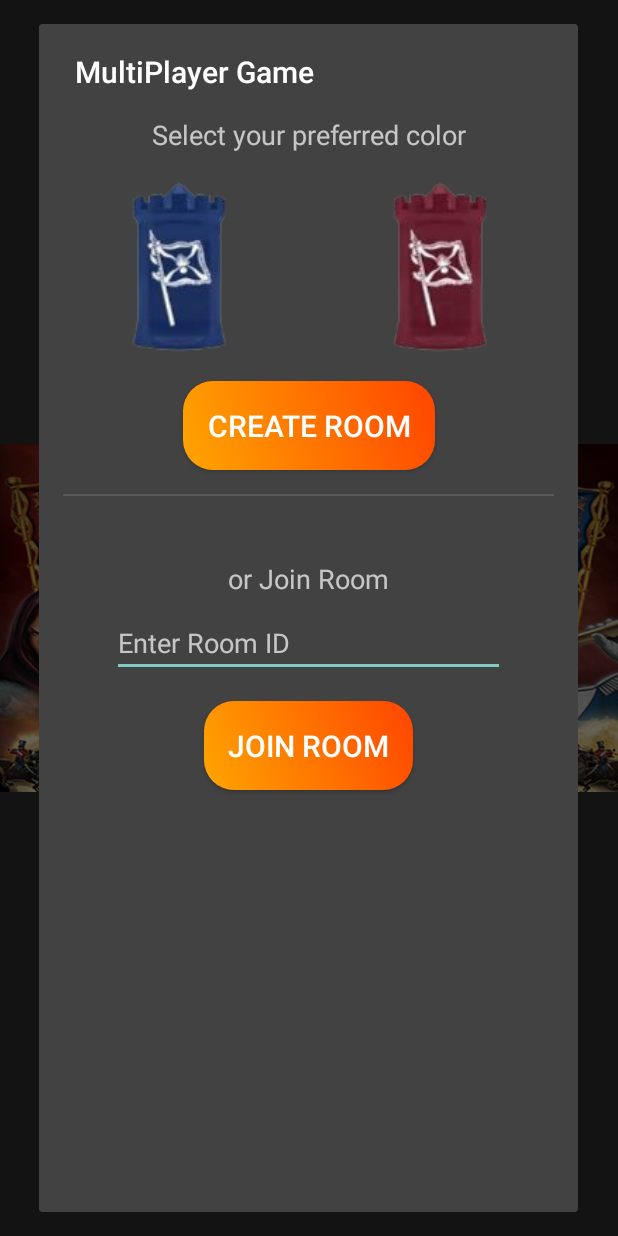
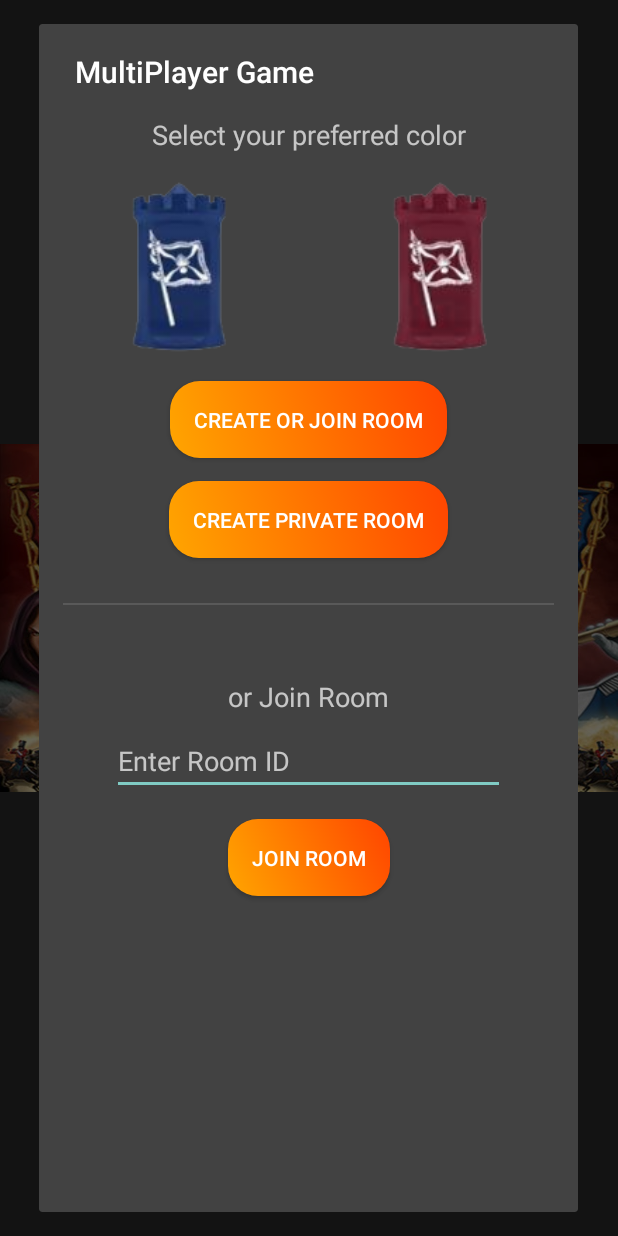
Before and after one commit to ivi333/stratego-android-app, an Android app: the screen it shows after launch (StrategoPortraitActivity), after a tap on "MULTIPLAYER", on a phone screen of 412 x 824 dp. Run offline under Robolectric (Android 15) with nearby library versions, the phone set to English and light mode, and no system bars.

Commit message:
Create private room and join to room by id

```diff
--- a/app/src/main/java/de/arvato/stratego/StrategoConstants.java
+++ b/app/src/main/java/de/arvato/stratego/StrategoConstants.java
@@ -85,10 +85,10 @@ public class StrategoConstants
 	//public static final String ENDPOINT_COLYSEUS = "ws://192.168.1.156:2567";
 
 	// home ip
-	public static final String ENDPOINT_COLYSEUS = "ws://192.168.1.136:2567";
+	//public static final String ENDPOINT_COLYSEUS = "ws://192.168.1.136:2567";
 
 	// olesa ip
-	//public static final String ENDPOINT_COLYSEUS = "ws://192.168.1.64:2567";
+	public static final String ENDPOINT_COLYSEUS = "ws://192.168.1.64:2567";
 
 	public static final String PREFERENCES_NAME = "StrategoPrefs";
 }
--- /dev/null
+++ b/app/src/main/java/de/arvato/stratego/colyseum/interfaces/JoinRoomCallback.java
@@ -0,0 +1,9 @@
+package de.arvato.stratego.colyseum.interfaces;
+
+import de.arvato.stratego.colyseum.GameState;
+import io.colyseus.Room;
+
+public interface JoinRoomCallback {
+    void onSuccess(Room<GameState> room);
+    void onError(Exception e);
+}
--- a/app/src/main/res/layout/dialog_multiplayerplayer_selector.xml
+++ b/app/src/main/res/layout/dialog_multiplayerplayer_selector.xml
@@ -65,11 +65,26 @@
         android:id="@+id/btnCreateRoom"
         android:layout_width="wrap_content"
         android:layout_height="wrap_content"
-        android:text="Create Room"
+        android:text="Create or Join Room"
+        app:layout_constraintStart_toStartOf="parent"
+        app:layout_constraintEnd_toEndOf="parent"
+        app:layout_constraintBottom_toTopOf="@id/btnCreatPrivateeRoom"
+        style="@style/GameButtonStyle"
+        android:textSize="14sp"
+        android:layout_marginBottom="15dp"
+        android:layout_marginTop="30dp"/>
+
+    <!-- Create Room button -->
+    <Button
+        android:id="@+id/btnCreatPrivateeRoom"
+        android:layout_width="wrap_content"
+        android:layout_height="wrap_content"
+        android:text="Create Private Room"
         app:layout_constraintStart_toStartOf="parent"
         app:layout_constraintEnd_toEndOf="parent"
         app:layout_constraintBottom_toTopOf="@id/textJoinRoom"
         style="@style/GameButtonStyle"
+        android:textSize="14sp"
         android:layout_marginTop="30dp"/>
 
     <!-- Horizontal Divider -->
@@ -78,10 +93,10 @@
         android:layout_width="0dp"
         android:layout_height="1dp"
         android:background="?android:attr/listDivider"
-        app:layout_constraintTop_toBottomOf="@id/btnCreateRoom"
+        app:layout_constraintTop_toBottomOf="@id/btnCreatPrivateeRoom"
         app:layout_constraintStart_toStartOf="parent"
         app:layout_constraintEnd_toEndOf="parent"
-        android:layout_marginTop="16dp"/>
+        android:layout_marginTop="30dp"/>
 
     <!-- Join Room text -->
     <TextView
@@ -90,10 +105,10 @@
         android:layout_height="wrap_content"
         android:text="or Join Room"
         android:textSize="18sp"
-        app:layout_constraintTop_toBottomOf="@id/btnCreateRoom"
+        app:layout_constraintTop_toBottomOf="@id/btnCreatPrivateeRoom"
         app:layout_constraintStart_toStartOf="parent"
         app:layout_constraintEnd_toEndOf="parent"
-        android:layout_marginTop="60dp"/>
+        android:layout_marginTop="80dp"/>
 
     <!-- Room ID input -->
     <EditText
@@ -117,5 +132,6 @@
         app:layout_constraintStart_toStartOf="parent"
         app:layout_constraintEnd_toEndOf="parent"
         style="@style/GameButtonStyle"
+        android:textSize="14sp"
         android:layout_marginTop="16dp"/>
 </androidx.constraintlayout.widget.ConstraintLayout>
```
Also changed, not shown: app/src/main/java/de/arvato/stratego/StrategoPortraitActivity.java (+48 -4 lines), app/src/main/java/de/arvato/stratego/colyseum/ColyseusManager.java (+52 -9 lines), app/src/main/java/de/arvato/stratego/exceptions/GenericColyseusException.java (added, +8 -0 lines), app/src/main/java/de/arvato/stratego/exceptions/RoomNotFoundException.java (added, +7 -0 lines), app/src/main/java/de/arvato/stratego/util/RandomKeyGenerator.java (added, +19 -0 lines).
